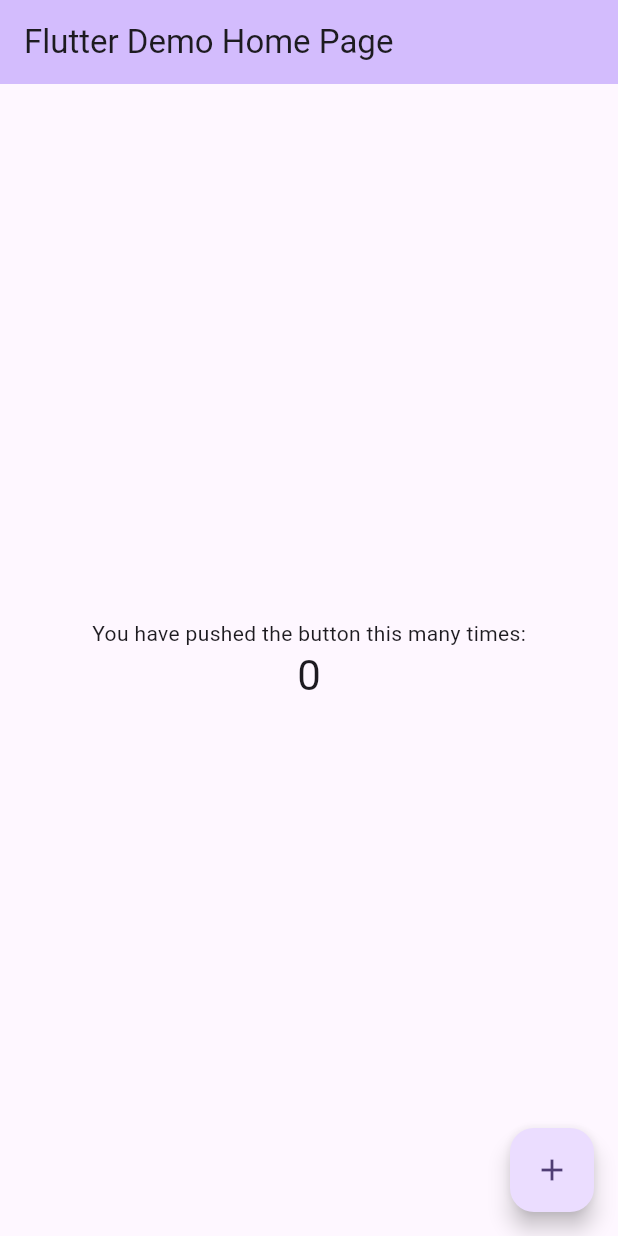
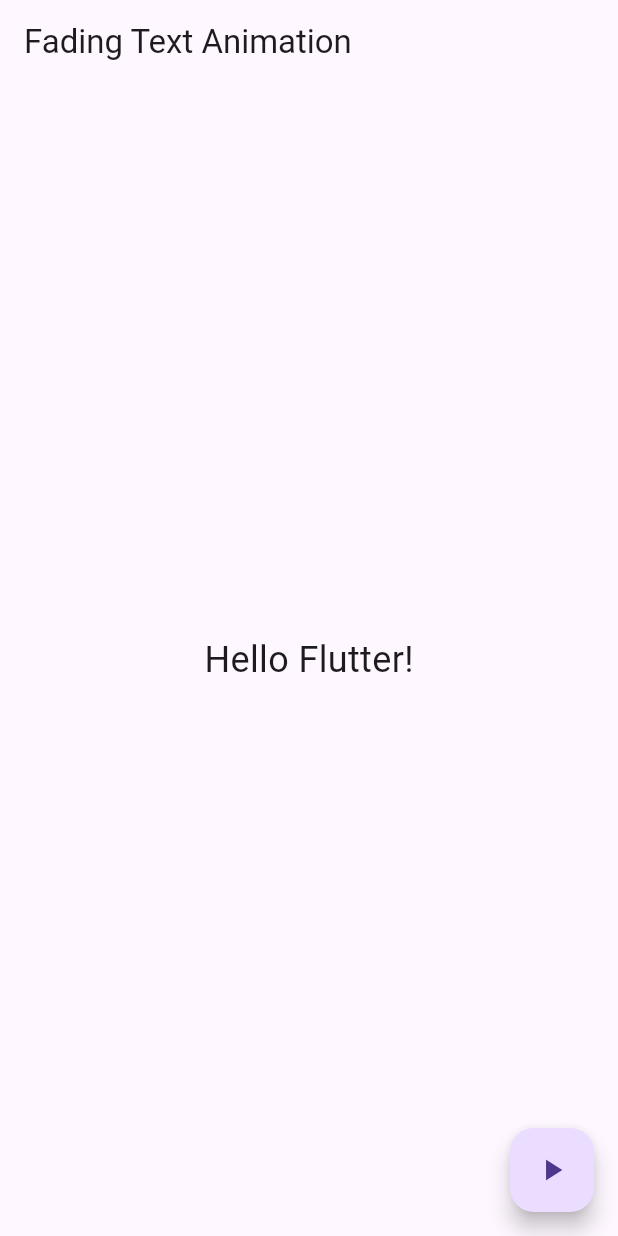
Before and after one commit to JackyZheng070102/class_activity_7v2, a Flutter app: the screen it shows after launch, on a phone screen of 412 x 824 dp. Run offline on Flutter 3.47's test engine with Material 3 defaults, Android fonts, the light colour scheme and no system bars.

Commit message:
Added skeleton code for fading text animation

```diff
--- a/lib/main.dart
+++ b/lib/main.dart
@@ -1,125 +1,52 @@
 import 'package:flutter/material.dart';
 
 void main() {
-  runApp(const MyApp());
+  runApp(MyApp());
 }
 
 class MyApp extends StatelessWidget {
-  const MyApp({super.key});
-
-  // This widget is the root of your application.
   @override
   Widget build(BuildContext context) {
     return MaterialApp(
-      title: 'Flutter Demo',
-      theme: ThemeData(
-        // This is the theme of your application.
-        //
-        // TRY THIS: Try running your application with "flutter run". You'll see
-        // the application has a purple toolbar. Then, without quitting the app,
-        // try changing the seedColor in the colorScheme below to Colors.green
-        // and then invoke "hot reload" (save your changes or press the "hot
-        // reload" button in a Flutter-supported IDE, or press "r" if you used
-        // the command line to start the app).
-        //
-        // Notice that the counter didn't reset back to zero; the application
-        // state is not lost during the reload. To reset the state, use hot
-        // restart instead.
-        //
-        // This works for code too, not just values: Most code changes can be
-        // tested with just a hot reload.
-        colorScheme: ColorScheme.fromSeed(seedColor: Colors.deepPurple),
-        useMaterial3: true,
-      ),
-      home: const MyHomePage(title: 'Flutter Demo Home Page'),
+      home: FadingTextAnimation(),
     );
   }
 }
 
-class MyHomePage extends StatefulWidget {
-  const MyHomePage({super.key, required this.title});
-
-  // This widget is the home page of your application. It is stateful, meaning
-  // that it has a State object (defined below) that contains fields that affect
-  // how it looks.
-
-  // This class is the configuration for the state. It holds the values (in this
-  // case the title) provided by the parent (in this case the App widget) and
-  // used by the build method of the State. Fields in a Widget subclass are
-  // always marked "final".
-
-  final String title;
-
+class FadingTextAnimation extends StatefulWidget {
   @override
-  State<MyHomePage> createState() => _MyHomePageState();
+  _FadingTextAnimationState createState() => _FadingTextAnimationState();
 }
 
-class _MyHomePageState extends State<MyHomePage> {
-  int _counter = 0;
+class _FadingTextAnimationState extends State<FadingTextAnimation> {
+  bool _isVisible = true;
 
-  void _incrementCounter() {
+  void toggleVisibility() {
     setState(() {
-      // This call to setState tells the Flutter framework that something has
-      // changed in this State, which causes it to rerun the build method below
-      // so that the display can reflect the updated values. If we changed
-      // _counter without calling setState(), then the build method would not be
-      // called again, and so nothing would appear to happen.
-      _counter++;
+      _isVisible = !_isVisible;
     });
   }
 
   @override
   Widget build(BuildContext context) {
-    // This method is rerun every time setState is called, for instance as done
-    // by the _incrementCounter method above.
-    //
-    // The Flutter framework has been optimized to make rerunning build methods
-    // fast, so that you can just rebuild anything that needs updating rather
-    // than having to individually change instances of widgets.
     return Scaffold(
       appBar: AppBar(
-        // TRY THIS: Try changing the color here to a specific color (to
-        // Colors.amber, perhaps?) and trigger a hot reload to see the AppBar
-        // change color while the other colors stay the same.
-        backgroundColor: Theme.of(context).colorScheme.inversePrimary,
-        // Here we take the value from the MyHomePage object that was created by
-        // the App.build method, and use it to set our appbar title.
-        title: Text(widget.title),
+        title: Text('Fading Text Animation'),
       ),
       body: Center(
-        // Center is a layout widget. It takes a single child and positions it
-        // in the middle of the parent.
-        child: Column(
-          // Column is also a layout widget. It takes a list of children and
-          // arranges them vertically. By default, it sizes itself to fit its
-          // children horizontally, and tries to be as tall as its parent.
-          //
-          // Column has various properties to control how it sizes itself and
-          // how it positions its children. Here we use mainAxisAlignment to
-          // center the children vertically; the main axis here is the vertical
-          // axis because Columns are vertical (the cross axis would be
-          // horizontal).
-          //
-          // TRY THIS: Invoke "debug painting" (choose the "Toggle Debug Paint"
-          // action in the IDE, or press "p" in the console), to see the
-          // wireframe for each widget.
-          mainAxisAlignment: MainAxisAlignment.center,
-          children: <Widget>[
-            const Text(
-              'You have pushed the button this many times:',
-            ),
-            Text(
-              '$_counter',
-              style: Theme.of(context).textTheme.headlineMedium,
-            ),
-          ],
+        child: AnimatedOpacity(
+          opacity: _isVisible ? 1.0 : 0.0,
+          duration: Duration(seconds: 1),
+          child: Text(
+            'Hello Flutter!',
+            style: TextStyle(fontSize: 24),
+          ),
         ),
       ),
       floatingActionButton: FloatingActionButton(
-        onPressed: _incrementCounter,
-        tooltip: 'Increment',
-        child: const Icon(Icons.add),
-      ), // This trailing comma makes auto-formatting nicer for build methods.
+        onPressed: toggleVisibility,
+        child: Icon(Icons.play_arrow),
+      ),
     );
   }
 }
```
